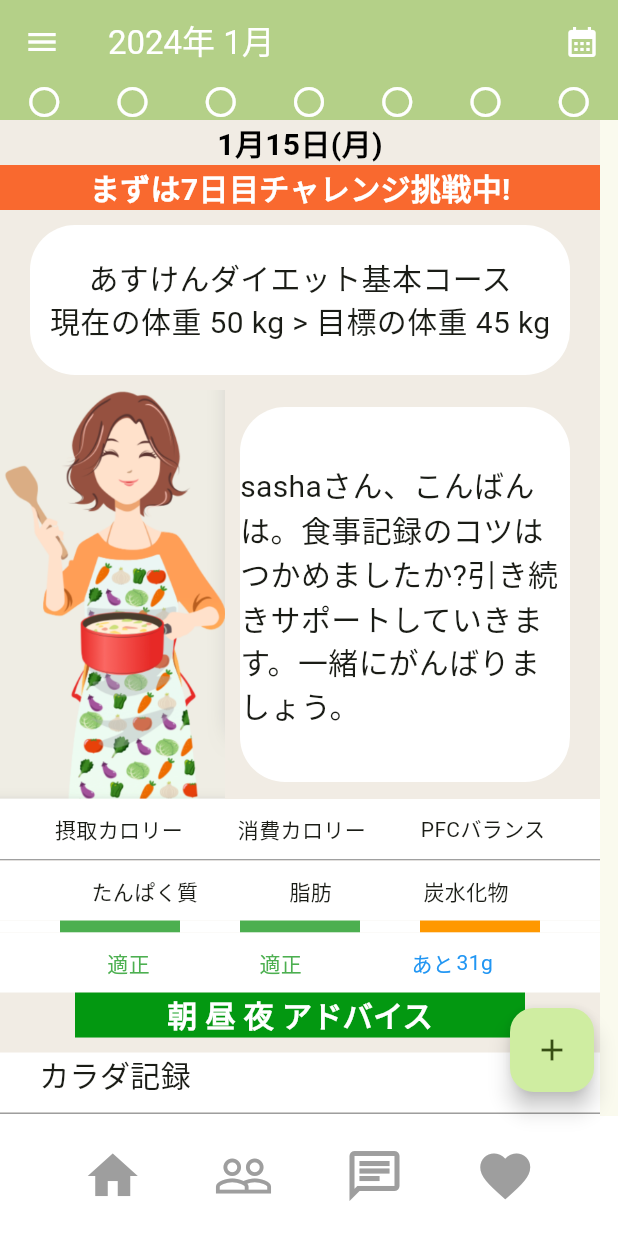
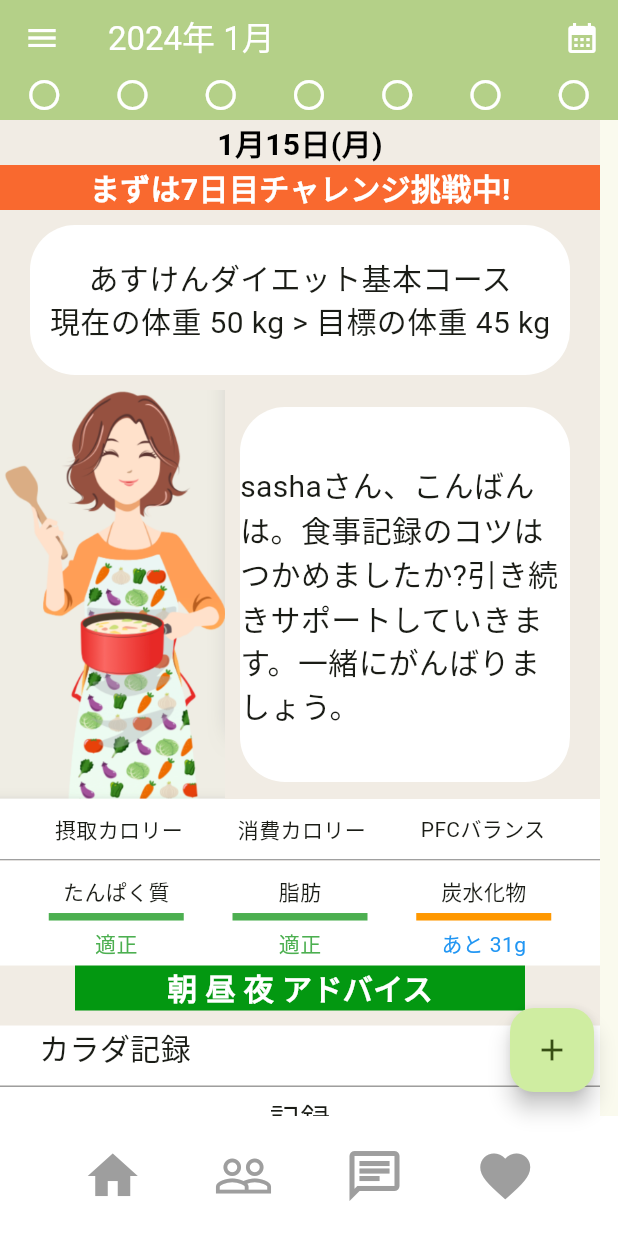
Before and after one commit to sashapivovarova/askenclone, a Flutter app: the screen it shows after launch, on a phone screen of 412 x 824 dp. Run offline on Flutter 3.47's test engine with Material 3 defaults, Android fonts, the phone set to English and light mode, and no system bars.

Commit message:
appbar bottom の修正

```diff
--- a/lib/widget/appbar_bottom.dart
+++ b/lib/widget/appbar_bottom.dart
@@ -5,7 +5,9 @@
 
   @override
   Widget build(BuildContext context) {
-    return const Row(
+    return const Column(
+      children: [
+        Row(
           mainAxisAlignment: MainAxisAlignment.spaceAround,
           children: [
             Icon(
@@ -37,6 +39,11 @@
               color: Colors.white,
             ),
           ],
+        ),
+        SizedBox(
+          height: 5,
+        ),
+      ],
     );
   }
 }
--- a/lib/widget/body.dart
+++ b/lib/widget/body.dart
@@ -130,70 +130,74 @@
           Container(
             alignment: Alignment.center,
             color: Colors.white,
-            height: 40,
-            child: const Row(
+            height: 70,
+            child: Row(
               mainAxisAlignment: MainAxisAlignment.spaceEvenly,
               children: [
-                Text(
+                Column(
+                  children: [
+                    const SizedBox(
+                      height: 10,
+                    ),
+                    const Text(
                       "たんぱく質",
                     ),
-                Text(
-                  "脂肪",
+                    const SizedBox(
+                      height: 5,
                     ),
-                Text(
-                  "炭水化物",
+                    Container(
+                      width: 90,
+                      height: 5,
+                      color: Colors.green,
+                    ),
+                    const SizedBox(
+                      height: 5,
+                    ),
+                    const Text(
+                      "適正",
+                      style: TextStyle(color: Colors.green),
                     ),
                   ],
                 ),
+                Column(
+                  children: [
+                    const SizedBox(
+                      height: 10,
                     ),
-          Container(
-            alignment: Alignment.center,
-            color: Colors.white,
-            height: 8,
-            child: Row(
-              mainAxisAlignment: MainAxisAlignment.spaceEvenly,
-              children: [
-                Container(width: 80, color: Colors.green),
-                Container(width: 80, color: Colors.green),
-                Container(width: 80, color: Colors.orange),
-              ],
+                    const Text(
+                      "脂肪",
                     ),
+                    const SizedBox(
+                      height: 5,
                     ),
-          Container(
-            alignment: Alignment.center,
-            color: Colors.white,
-            height: 40,
-            child: const Row(
-              mainAxisAlignment: MainAxisAlignment.spaceEvenly,
-              children: [
-                SizedBox(
-                  width: 30,
-                  child: Text(
+                    Container(width: 90, height: 5, color: Colors.green),
+                    const SizedBox(
+                      height: 5,
+                    ),
+                    const Text(
                       "適正",
                       style: TextStyle(color: Colors.green),
                     ),
+                  ],
                 ),
-                SizedBox(
-                  width: 30,
-                  child: Text(
-                    "適正",
-                    style: TextStyle(color: Colors.green),
+                Column(
+                  children: [
+                    const SizedBox(
+                      height: 10,
                     ),
+                    const Text(
+                      "炭水化物",
                     ),
-                Row(
-                  children: [
-                    SizedBox(
-                      width: 30,
-                      child: Text(
-                        "あと",
+                    const SizedBox(
+                      height: 5,
+                    ),
+                    Container(width: 90, height: 5, color: Colors.orange),
+                    const SizedBox(
+                      height: 5,
+                    ),
+                    const Text(
+                      "あと 31g",
                       style: TextStyle(color: Colors.blue),
-                      ),
-                    ),
-                    Text(
-                      "31g",
-                      style: TextStyle(
-                        color: Colors.blue,
-                      ),
                     ),
                   ],
                 ),
```
Lines whose indentation alone changed are shown as unchanged.
